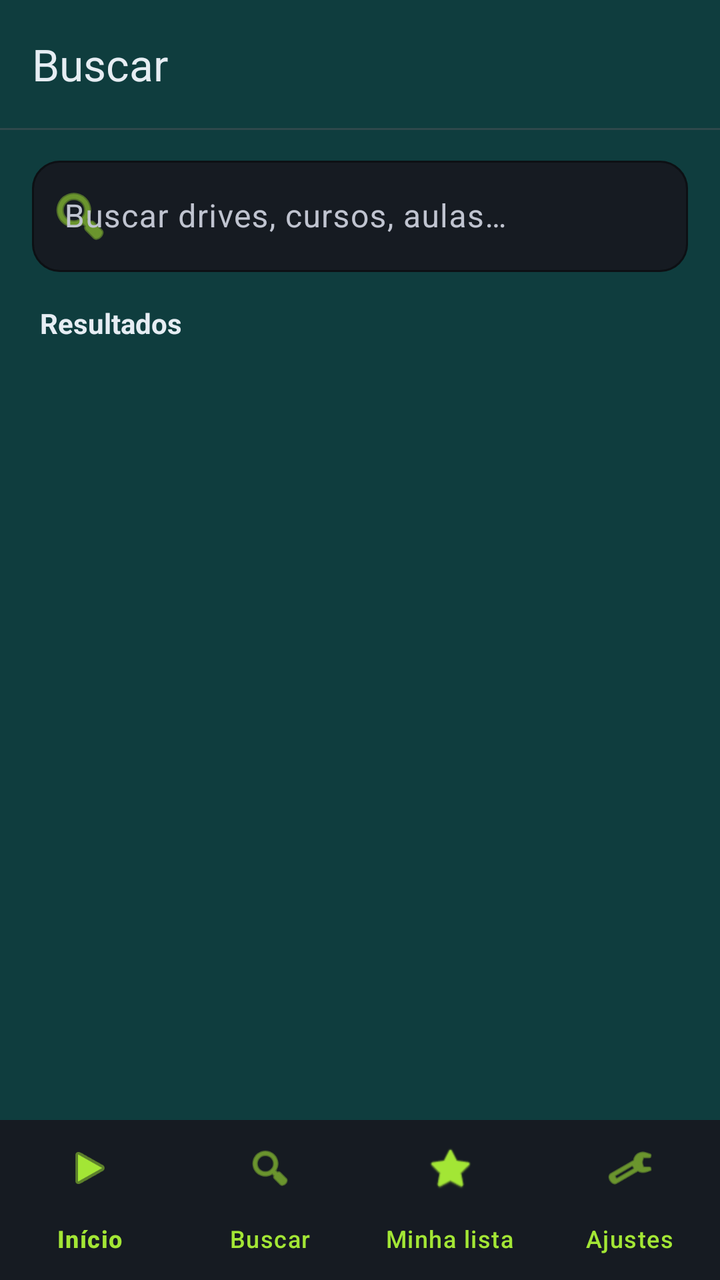
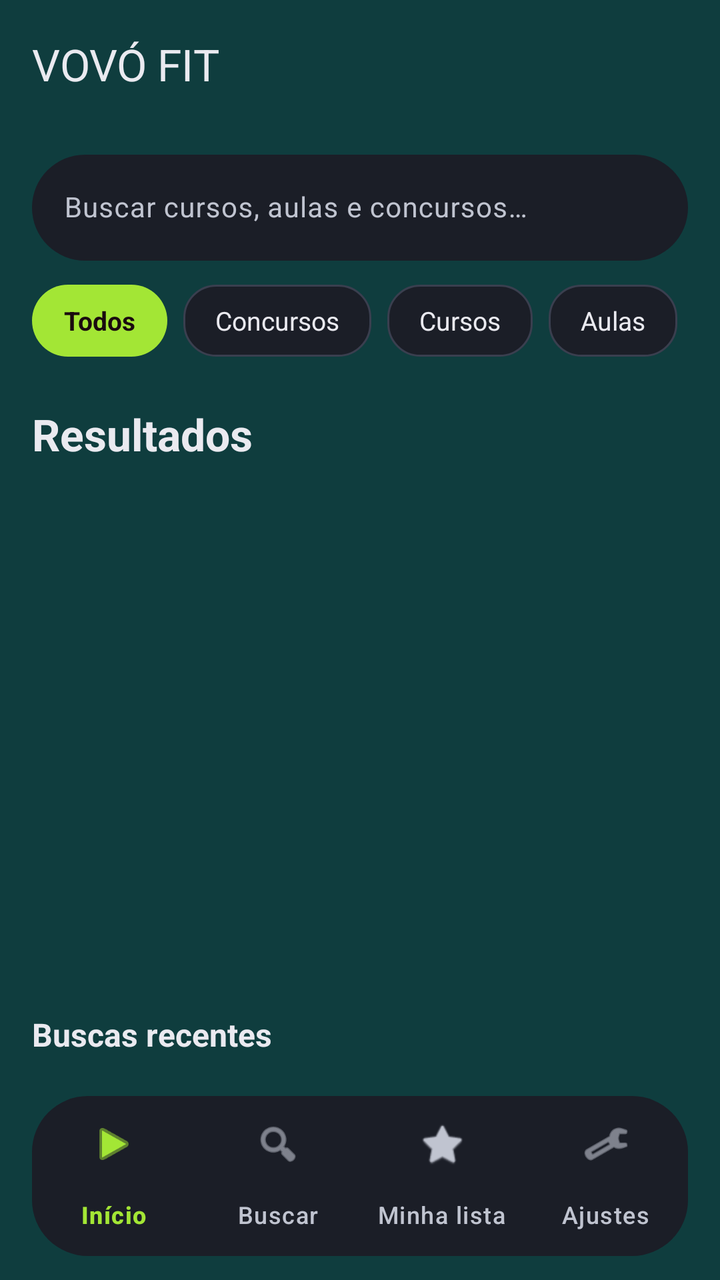

Two renders of the same Android screen: before a commit and after it. Below are the layout's source before the change and the commit's diff.
<!-- AndroidManifest.xml: application theme Theme.VovoFit -->
<!-- res/layout/activity_search.xml -->
<?xml version="1.0" encoding="utf-8"?>
<LinearLayout xmlns:android="http://schemas.android.com/apk/res/android"
    xmlns:app="http://schemas.android.com/apk/res-auto"
    android:layout_width="match_parent"
    android:layout_height="match_parent"
    android:orientation="vertical"
    android:background="@color/bg_primary">

    
    <com.google.android.material.appbar.MaterialToolbar
        android:id="@+id/toolbar"
        android:layout_width="match_parent"
        android:layout_height="64dp"
        android:background="@color/bg_primary"
        android:elevation="0dp"
        app:title="Buscar"
        app:titleTextColor="@color/text_primary"
        app:titleTextAppearance="@style/TextAppearance.Material3.TitleLarge"
        app:navigationIconTint="@color/meggy_pink" />

    <View
        android:layout_width="match_parent"
        android:layout_height="1dp"
        android:background="#22FF8B9F" />

    
    <LinearLayout
        android:layout_width="match_parent"
        android:layout_height="wrap_content"
        android:orientation="horizontal"
        android:gravity="center_vertical"
        android:paddingHorizontal="16dp"
        android:paddingVertical="10dp">

        <com.google.android.material.textfield.TextInputLayout
            style="@style/Widget.Material3.TextInputLayout.OutlinedBox"
            android:layout_width="0dp"
            android:layout_height="wrap_content"
            android:layout_weight="1"
            app:boxBackgroundColor="@color/bg_surface"
            app:boxStrokeColor="@color/meggy_pink"
            app:hintTextColor="@color/meggy_pink"
            app:boxCornerRadiusTopStart="14dp"
            app:boxCornerRadiusTopEnd="14dp"
            app:boxCornerRadiusBottomStart="14dp"
            app:boxCornerRadiusBottomEnd="14dp"
            app:startIconDrawable="@android:drawable/ic_menu_search"
            app:startIconTint="@color/meggy_pink">

            <com.google.android.material.textfield.TextInputEditText
                android:id="@+id/search_input"
                android:layout_width="match_parent"
                android:layout_height="wrap_content"
                android:hint="Buscar drives, cursos, aulas…"
                android:textColor="@color/text_primary"
                android:textColorHint="@color/text_secondary"
                android:inputType="text"
                android:imeOptions="actionSearch"
                android:maxLines="1" />
        </com.google.android.material.textfield.TextInputLayout>
    </LinearLayout>

    
    <TextView
        android:id="@+id/results_label"
        android:layout_width="wrap_content"
        android:layout_height="wrap_content"
        android:text="Resultados"
        android:textColor="@color/text_primary"
        android:textSize="14sp"
        android:textStyle="bold"
        android:paddingHorizontal="20dp"
        android:paddingTop="6dp"
        android:paddingBottom="8dp" />

    <FrameLayout
        android:layout_width="match_parent"
        android:layout_height="0dp"
        android:layout_weight="1">

        <androidx.recyclerview.widget.RecyclerView
            android:id="@+id/recycler"
            android:layout_width="match_parent"
            android:layout_height="match_parent"
            android:clipToPadding="false"
            android:paddingHorizontal="10dp"
            android:paddingBottom="24dp" />

        <LinearLayout
            android:id="@+id/empty_state"
            android:layout_width="wrap_content"
            android:layout_height="wrap_content"
            android:layout_gravity="center"
            android:orientation="vertical"
            android:gravity="center"
            android:visibility="gone">

            <TextView
                android:layout_width="wrap_content"
                android:layout_height="wrap_content"
                android:textSize="56sp"
                android:text="🔍" />

            <TextView
                android:layout_width="wrap_content"
                android:layout_height="wrap_content"
                android:layout_marginTop="12dp"
                android:text="Digite para buscar em seus drives,\nfavoritos e cursos recentes."
                android:textColor="@color/text_secondary"
                android:textSize="14sp"
                android:gravity="center" />
        </LinearLayout>
    </FrameLayout>

    <com.google.android.material.bottomnavigation.BottomNavigationView
        android:id="@+id/bottom_nav"
        android:layout_width="match_parent"
        android:layout_height="wrap_content"
        android:background="@color/bg_surface"
        app:labelVisibilityMode="labeled"
        app:itemTextColor="@color/meggy_pink"
        app:itemIconTint="@color/meggy_pink"
        app:menu="@menu/bottom_nav" />
</LinearLayout>
<!-- resources referenced by this layout -->
<resources>
  <color name="bg_primary">#0F3D3E</color>
  <color name="bg_surface">#161B22</color>
  <color name="meggy_pink">#FFA3E635</color>
  <color name="text_primary">#E6EDF3</color>
  <color name="text_secondary">#8B949E</color>
  <color name="md_primary">#FFA3E635</color>
  <color name="md_on_primary">#FF1A0A0F</color>
  <color name="md_primary_container">#FF0F3D3E</color>
  <color name="md_on_primary_container">#FFFFEAF1</color>
  <color name="md_secondary">#FFC026D3</color>
  <color name="md_on_secondary">#FF1A0A1F</color>
  <color name="md_secondary_container">#FF5A1B6E</color>
  <color name="md_on_secondary_container">#FFFBD7FF</color>
  <color name="md_background">#FF0F3D3E</color>
  <color name="md_surface">#FF16181F</color>
  <color name="md_surface_variant">#FF232634</color>
  <color name="md_on_background">#FFEAEAF0</color>
  <color name="md_on_surface">#FFEAEAF0</color>
  <color name="md_on_surface_variant">#FFC0C4D0</color>
  <color name="md_outline">#FF3A3F4F</color>
  <color name="md_outline_variant">#FF2A2E3A</color>
  <color name="md_error">#FFCF6679</color>
  <color name="md_on_error">#FF600014</color>
  <style name="Widget.Meggy.CardView" parent="Widget.Material3.CardView.Filled">
          <item name="cardBackgroundColor">@color/md_surface_container</item>
          <item name="cardCornerRadius">20dp</item>
          <item name="cardElevation">2dp</item>
          <item name="contentPadding">0dp</item>
          <item name="strokeWidth">0dp</item>
      </style>
  <color name="md_surface_container">#FF1B1E27</color>
  <!-- unchanged entries left out for length: 1 -->
</resources>

<!-- the commit's change to res/layout/activity_search.xml (unified diff, before → after) -->
@@ -3,122 +3,204 @@
     xmlns:app="http://schemas.android.com/apk/res-auto"
     android:layout_width="match_parent"
     android:layout_height="match_parent"
-    android:orientation="vertical"
-    android:background="@color/bg_primary">
-
-    
+    android:background="@color/md_background"
+    android:orientation="vertical">
+
     <com.google.android.material.appbar.MaterialToolbar
         android:id="@+id/toolbar"
         android:layout_width="match_parent"
         android:layout_height="64dp"
-        android:background="@color/bg_primary"
+        android:background="@color/md_background"
         android:elevation="0dp"
-        app:title="Buscar"
-        app:titleTextColor="@color/text_primary"
+        app:navigationIconTint="@color/md_primary"
+        app:title="@string/app_name"
         app:titleTextAppearance="@style/TextAppearance.Material3.TitleLarge"
-        app:navigationIconTint="@color/meggy_pink" />
-
-    <View
-        android:layout_width="match_parent"
-        android:layout_height="1dp"
-        android:background="#22FF8B9F" />
+        app:titleTextColor="@color/md_on_surface" />
+
+    <LinearLayout
+        android:layout_width="match_parent"
+        android:layout_height="wrap_content"
+        android:layout_marginTop="@dimen/spacing_sm"
+        android:orientation="vertical"
+        android:paddingHorizontal="@dimen/content_margin">
+
+        <com.google.android.material.textfield.TextInputLayout
+            android:layout_width="match_parent"
+            android:layout_height="wrap_content"
+            app:boxBackgroundColor="@color/md_surface_container"
+            app:boxCornerRadiusTopStart="28dp"
+            app:boxCornerRadiusTopEnd="28dp"
+            app:boxCornerRadiusBottomStart="28dp"
+            app:boxCornerRadiusBottomEnd="28dp"
+            app:boxStrokeWidth="0dp">
+
+            <com.google.android.material.textfield.TextInputEditText
+                android:id="@+id/searchInput"
+                android:layout_width="match_parent"
+                android:layout_height="wrap_content"
+                android:hint="@string/search_hint"
+                android:imeOptions="actionSearch"
+                android:inputType="text"
+                android:textColor="@color/md_on_surface"
+                android:textColorHint="@color/md_on_surface_variant"
+                android:textSize="@dimen/text_card_subtitle" />
+        </com.google.android.material.textfield.TextInputLayout>
+
+        
+        <HorizontalScrollView
+            android:layout_width="match_parent"
+            android:layout_height="wrap_content"
+            android:layout_marginTop="@dimen/spacing_md"
+            android:overScrollMode="never"
+            android:scrollbars="none">
+
+            <LinearLayout
+                android:id="@+id/filterChips"
+                android:layout_width="wrap_content"
+                android:layout_height="wrap_content"
+                android:orientation="horizontal">
+
+                <TextView
+                    android:id="@+id/chipAll"
+                    android:layout_width="wrap_content"
+                    android:layout_height="@dimen/chip_height"
+                    android:layout_marginEnd="@dimen/spacing_sm"
+                    android:background="@drawable/btn_primary_pill"
+                    android:clickable="true"
+                    android:focusable="true"
+                    android:gravity="center"
+                    android:paddingHorizontal="@dimen/spacing_lg"
+                    android:text="Todos"
+                    android:textColor="@color/md_on_primary"
+                    android:textSize="@dimen/text_chip"
+                    android:textStyle="bold" />
+
+                <TextView
+                    android:id="@+id/chipConcursos"
+                    android:layout_width="wrap_content"
+                    android:layout_height="@dimen/chip_height"
+                    android:layout_marginEnd="@dimen/spacing_sm"
+                    android:background="@drawable/chip_outline"
+                    android:clickable="true"
+                    android:focusable="true"
+                    android:gravity="center"
+                    android:paddingHorizontal="@dimen/spacing_lg"
+                    android:text="Concursos"
+                    android:textColor="@color/md_on_surface"
+                    android:textSize="@dimen/text_chip" />
+
+                <TextView
+                    android:id="@+id/chipCursos"
+                    android:layout_width="wrap_content"
+                    android:layout_height="@dimen/chip_height"
+                    android:layout_marginEnd="@dimen/spacing_sm"
+                    android:background="@drawable/chip_outline"
+                    android:clickable="true"
+                    android:focusable="true"
+                    android:gravity="center"
+                    android:paddingHorizontal="@dimen/spacing_lg"
+                    android:text="Cursos"
+                    android:textColor="@color/md_on_surface"
+                    android:textSize="@dimen/text_chip" />
+
+                <TextView
+                    android:id="@+id/chipAulas"
+                    android:layout_width="wrap_content"
+                    android:layout_height="@dimen/chip_height"
+                    android:layout_marginEnd="@dimen/spacing_sm"
+                    android:background="@drawable/chip_outline"
+                    android:clickable="true"
+                    android:focusable="true"
+                    android:gravity="center"
+                    android:paddingHorizontal="@dimen/spacing_lg"
+                    android:text="Aulas"
+                    android:textColor="@color/md_on_surface"
+                    android:textSize="@dimen/text_chip" />
+
+                <TextView
+                    android:id="@+id/chipResumos"
+                    android:layout_width="wrap_content"
+                    android:layout_height="@dimen/chip_height"
+                    android:background="@drawable/chip_outline"
+                    android:clickable="true"
+                    android:focusable="true"
+                    android:gravity="center"
+                    android:paddingHorizontal="@dimen/spacing_lg"
+                    android:text="Resumos"
+                    android:textColor="@color/md_on_surface"
+                    android:textSize="@dimen/text_chip" />
+            </LinearLayout>
+        </HorizontalScrollView>
+    </LinearLayout>
+
+    <TextView
+        android:id="@+id/resultsLabel"
+        android:layout_width="match_parent"
+        android:layout_height="wrap_content"
+        android:layout_marginTop="@dimen/spacing_xl"
+        android:paddingHorizontal="@dimen/content_margin"
+        android:text="@string/results_label"
+        android:textColor="@color/md_on_surface"
+        android:textSize="@dimen/text_section_title"
+        android:textStyle="bold" />
+
+    <androidx.recyclerview.widget.RecyclerView
+        android:id="@+id/recycler"
+        android:layout_width="match_parent"
+        android:layout_height="0dp"
+        android:layout_weight="1"
+        android:layout_marginTop="@dimen/spacing_md"
+        android:clipToPadding="false"
+        android:paddingHorizontal="@dimen/content_margin"
+        android:overScrollMode="never" />
 
     
     <LinearLayout
-        android:layout_width="match_parent"
-        android:layout_height="wrap_content"
-        android:orientation="horizontal"
-        android:gravity="center_vertical"
-        android:paddingHorizontal="16dp"
-        android:paddingVertical="10dp">
-
-        <com.google.android.material.textfield.TextInputLayout
-            style="@style/Widget.Material3.TextInputLayout.OutlinedBox"
-            android:layout_width="0dp"
-            android:layout_height="wrap_content"
-            android:layout_weight="1"
-            app:boxBackgroundColor="@color/bg_surface"
-            app:boxStrokeColor="@color/meggy_pink"
-            app:hintTextColor="@color/meggy_pink"
-            app:boxCornerRadiusTopStart="14dp"
-            app:boxCornerRadiusTopEnd="14dp"
-            app:boxCornerRadiusBottomStart="14dp"
-            app:boxCornerRadiusBottomEnd="14dp"
-            app:startIconDrawable="@android:drawable/ic_menu_search"
-            app:startIconTint="@color/meggy_pink">
-
-            <com.google.android.material.textfield.TextInputEditText
-                android:id="@+id/search_input"
-                android:layout_width="match_parent"
-                android:layout_height="wrap_content"
-                android:hint="Buscar drives, cursos, aulas…"
-                android:textColor="@color/text_primary"
-                android:textColorHint="@color/text_secondary"
-                android:inputType="text"
-                android:imeOptions="actionSearch"
-                android:maxLines="1" />
-        </com.google.android.material.textfield.TextInputLayout>
+        android:id="@+id/recentSection"
+        android:layout_width="match_parent"
+        android:layout_height="wrap_content"
+        android:orientation="vertical"
+        android:paddingHorizontal="@dimen/content_margin"
+        android:paddingBottom="@dimen/spacing_md">
+
+        <TextView
+            android:layout_width="match_parent"
+            android:layout_height="wrap_content"
+            android:text="@string/recent_searches"
+            android:textColor="@color/md_on_surface"
+            android:textSize="@dimen/text_card_title"
+            android:textStyle="bold" />
+
+        <com.google.android.material.chip.ChipGroup
+            android:id="@+id/recentChips"
+            android:layout_width="match_parent"
+            android:layout_height="wrap_content"
+            android:layout_marginTop="@dimen/spacing_sm" />
     </LinearLayout>
 
+    <TextView
+        android:id="@+id/emptyState"
+        android:layout_width="match_parent"
+        android:layout_height="wrap_content"
+        android:gravity="center"
+        android:padding="@dimen/spacing_xl"
+        android:text="@string/browse_empty"
+        android:textColor="@color/md_on_surface_variant"
+        android:textSize="@dimen/text_detail_body"
+        android:visibility="gone" />
+
     
-    <TextView
-        android:id="@+id/results_label"
-        android:layout_width="wrap_content"
-        android:layout_height="wrap_content"
-        android:text="Resultados"
-        android:textColor="@color/text_primary"
-        android:textSize="14sp"
-        android:textStyle="bold"
-        android:paddingHorizontal="20dp"
-        android:paddingTop="6dp"
-        android:paddingBottom="8dp" />
-
-    <FrameLayout
-        android:layout_width="match_parent"
-        android:layout_height="0dp"
-        android:layout_weight="1">
-
-        <androidx.recyclerview.widget.RecyclerView
-            android:id="@+id/recycler"
-            android:layout_width="match_parent"
-            android:layout_height="match_parent"
-            android:clipToPadding="false"
-            android:paddingHorizontal="10dp"
-            android:paddingBottom="24dp" />
-
-        <LinearLayout
-            android:id="@+id/empty_state"
-            android:layout_width="wrap_content"
-            android:layout_height="wrap_content"
-            android:layout_gravity="center"
-            android:orientation="vertical"
-            android:gravity="center"
-            android:visibility="gone">
-
-            <TextView
-                android:layout_width="wrap_content"
-                android:layout_height="wrap_content"
-                android:textSize="56sp"
-                android:text="🔍" />
-
-            <TextView
-                android:layout_width="wrap_content"
-                android:layout_height="wrap_content"
-                android:layout_marginTop="12dp"
-                android:text="Digite para buscar em seus drives,\nfavoritos e cursos recentes."
-                android:textColor="@color/text_secondary"
-                android:textSize="14sp"
-                android:gravity="center" />
-        </LinearLayout>
-    </FrameLayout>
-
     <com.google.android.material.bottomnavigation.BottomNavigationView
-        android:id="@+id/bottom_nav"
-        android:layout_width="match_parent"
-        android:layout_height="wrap_content"
-        android:background="@color/bg_surface"
+        android:id="@+id/bottomNav"
+        android:layout_width="match_parent"
+        android:layout_height="wrap_content"
+        android:layout_marginHorizontal="@dimen/content_margin"
+        android:layout_marginBottom="@dimen/spacing_md"
+        android:background="@drawable/nav_bar_background"
+        android:elevation="@dimen/elevation_3"
+        app:itemActiveIndicatorStyle="@style/NavIndicatorPill"
+        app:itemIconTint="@color/bottom_nav_item_color"
+        app:itemTextColor="@color/bottom_nav_item_color"
         app:labelVisibilityMode="labeled"
-        app:itemTextColor="@color/meggy_pink"
-        app:itemIconTint="@color/meggy_pink"
-        app:menu="@menu/bottom_nav" />
+        app:menu="@menu/bottom_nav_menu" />
 </LinearLayout>
<!-- resource entries referenced after the edit -->
@@ -1,10 +1,5 @@
 <!-- resources referenced by this layout -->
 <resources>
-  <color name="bg_primary">#0F3D3E</color>
-  <color name="bg_surface">#161B22</color>
-  <color name="meggy_pink">#FFA3E635</color>
-  <color name="text_primary">#E6EDF3</color>
-  <color name="text_secondary">#8B949E</color>
   <color name="md_primary">#FFA3E635</color>
   <color name="md_on_primary">#FF1A0A0F</color>
   <color name="md_primary_container">#FF0F3D3E</color>
@@ -20,6 +15,13 @@
   <color name="md_on_surface">#FFEAEAF0</color>
   <color name="md_on_surface_variant">#FFC0C4D0</color>
   <color name="md_outline">#FF3A3F4F</color>
+  <!-- drawable nav_indicator_pill (drawable) -->
+  <?xml version="1.0" encoding="utf-8"?>
+  <shape xmlns:android="http://schemas.android.com/apk/res/android"
+      android:shape="rectangle">
+      <corners android:radius="@dimen/radius_pill" />
+      <solid android:color="@color/hero_badge_bg" />
+  </shape>
   <color name="md_outline_variant">#FF2A2E3A</color>
   <color name="md_error">#FFCF6679</color>
   <color name="md_on_error">#FF600014</color>
@@ -30,7 +32,53 @@
           <item name="contentPadding">0dp</item>
           <item name="strokeWidth">0dp</item>
       </style>
+  <color name="hero_badge_bg">#1FFF6B35</color>
   <color name="md_surface_container">#FF1B1E27</color>
+  <dimen name="chip_height">36dp</dimen>
+  <dimen name="content_margin">16dp</dimen>
+  <dimen name="elevation_3">3dp</dimen>
+  <dimen name="spacing_lg">16dp</dimen>
+  <dimen name="spacing_md">12dp</dimen>
+  <dimen name="spacing_sm">8dp</dimen>
+  <dimen name="spacing_xl">24dp</dimen>
+  <dimen name="text_card_subtitle">14sp</dimen>
+  <dimen name="text_card_title">16sp</dimen>
+  <dimen name="text_chip">13sp</dimen>
+  <dimen name="text_detail_body">16sp</dimen>
+  <dimen name="text_section_title">22sp</dimen>
+  <!-- drawable btn_primary_pill (drawable) -->
+  <?xml version="1.0" encoding="utf-8"?>
+  <shape xmlns:android="http://schemas.android.com/apk/res/android"
+      android:shape="rectangle">
+      <corners android:radius="@dimen/radius_pill" />
+      <solid android:color="@color/md_primary" />
+  </shape>
+  <!-- drawable chip_outline (drawable) -->
+  <?xml version="1.0" encoding="utf-8"?>
+  <shape xmlns:android="http://schemas.android.com/apk/res/android"
+      android:shape="rectangle">
+      <corners android:radius="16dp" />
+      <solid android:color="@color/md_surface_container" />
+      <stroke
+          android:width="1dp"
+          android:color="@color/md_outline" />
+  </shape>
+  <!-- drawable nav_bar_background (drawable) -->
+  <?xml version="1.0" encoding="utf-8"?>
+  <shape xmlns:android="http://schemas.android.com/apk/res/android"
+      android:shape="rectangle">
+      <corners android:radius="28dp" />
+      <solid android:color="@color/md_surface_container" />
+  </shape>
+  <string name="app_name">VOVÓ FIT</string>
+  <string name="browse_empty">Pasta vazia.</string>
+  <string name="recent_searches">Buscas recentes</string>
+  <string name="results_label">Resultados</string>
+  <string name="search_hint">Buscar cursos, aulas e concursos…</string>
+  <style name="NavIndicatorPill" parent="Widget.Material3.BottomNavigationView.ActiveIndicator">
+          <item name="android:background">@drawable/nav_indicator_pill</item>
+      </style>
+  <dimen name="radius_pill">64dp</dimen>
   <!-- unchanged entries left out for length: 1 -->
 </resources>
 
